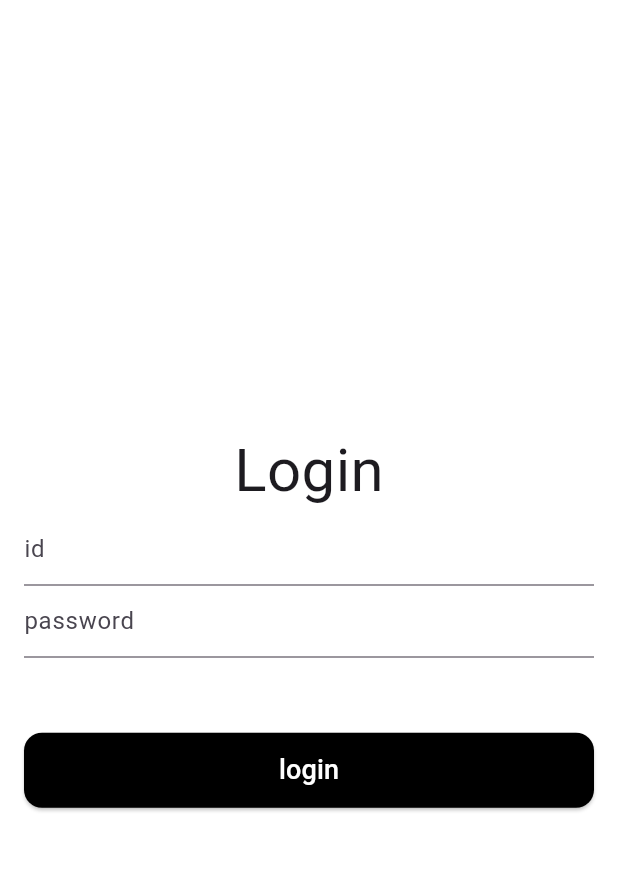
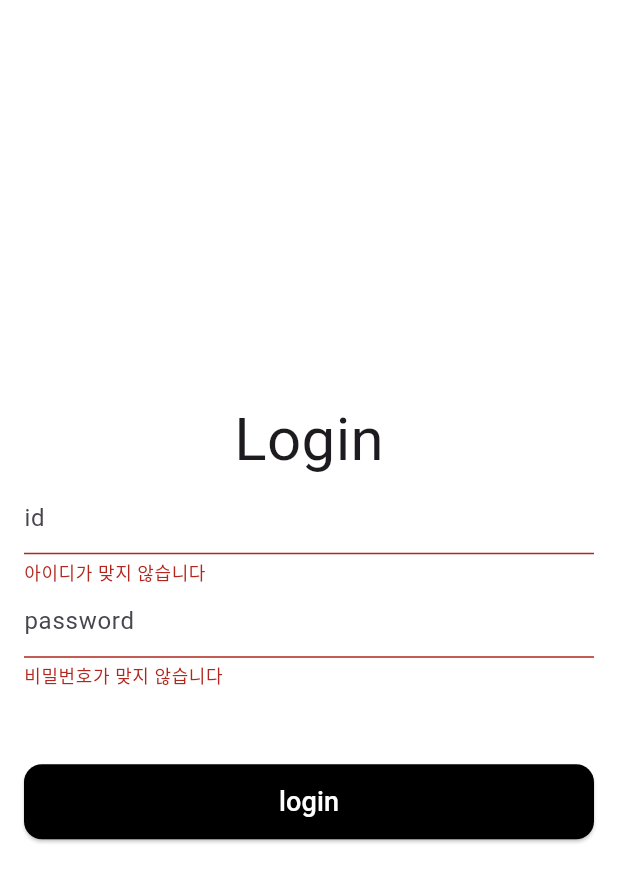
Before and after one commit to jerry-joohee/flutter_study_1, a Flutter app: the screen it shows after launch, after a tap on "login", on a phone screen of 412 x 824 dp. Shown: the top 882 px of the screen. Run offline on Flutter 3.47's test engine with Material 3 defaults, Android fonts, the phone set to English and light mode, and no system bars.

Commit message:
id/pw 잘못 입력시 errorText실행

```diff
--- a/lib/login.dart
+++ b/lib/login.dart
@@ -17,6 +17,9 @@ class _LoginState extends State<Login> {
   String password = "1234";
   //변수 두 개씩 사용하는 이유는 사용자의 입력과 미리 정의된 값(정답)을 비교하여 인증을 수행하기 위해서
 
+  bool errorId = false;
+  bool errorPassword = false;
+
   @override
   Widget build(BuildContext context) {
     return Scaffold(
@@ -33,26 +36,41 @@ class _LoginState extends State<Login> {
               ),
               TextField(
                 onChanged: (value) {
+                  setState(() {
                     inputId = value;
+                    if (errorId) {
+                      errorId = false; //errorId값이 true일 경우에 false로 바꿔줌
+                    }
+                  });
                 },
-                decoration: InputDecoration(hintText: 'id'),
+                decoration: InputDecoration(
+                    hintText: 'id', errorText: errorId ? '아이디가 맞지 않습니다' : null),
               ),
               TextField(
                 onChanged: (value) {
+                  setState(() {
                     inputPassword = value;
+                    if (errorPassword) {
+                      errorPassword = false;
+                    }
+                  });
                 },
-                decoration:
-                    InputDecoration(hintText: 'password',
-                        errorText: if (inputId != id) {
-              },),
+                decoration: InputDecoration(
+                    hintText: 'password',
+                    errorText: errorPassword ? '비밀번호가 맞지 않습니다' : null),
               ),
               SizedBox(
                 height: 50,
               ),
               ElevatedButton(
                 onPressed: () {
+                  setState(() {
+                    errorId = inputId != id;
+                    //errorId = inputId != id <- 비교연산자 / inputId와 id가 같지 않으면 true, 같으면 false 반환
+                    errorPassword = inputPassword != password;
+
                     if (inputId == id && inputPassword == password) {
-                    //'&&=AND'두 조건 모두 참일때 실행 역할
+                      //'&&=AND'두 조건 모두 참일때 실행 역할 : inputID와 id값이 같고 inputPassword와 password가 같을때~
                       Navigator.push(
                         context,
                         MaterialPageRoute(
@@ -60,6 +78,7 @@ class _LoginState extends State<Login> {
                         ),
                       );
                     }
+                  });
                 },
                 style: ElevatedButton.styleFrom(
                   minimumSize: Size.fromHeight(50),
```
Lines whose indentation alone changed are shown as unchanged.
